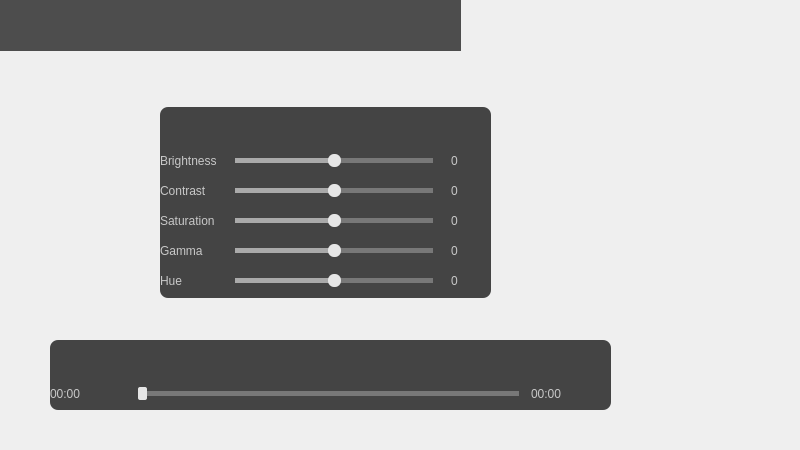
This is src/playerview.ui in coslyk/moonplayer as Qt 5 draws it before an edit. The edited form follows.
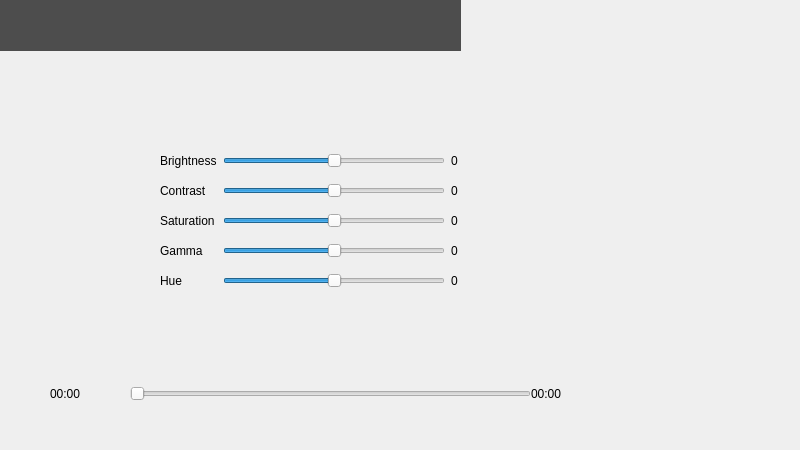
This is the edited form. Icons and pictures are not drawn.

What changed in the file:
```diff
--- a/src/playerview.ui
+++ b/src/playerview.ui
@@ -10,12 +10,6 @@
     <height>450</height>
    </rect>
   </property>
-  <property name="minimumSize">
-   <size>
-    <width>800</width>
-    <height>450</height>
-   </size>
-  </property>
   <property name="focusPolicy">
    <enum>Qt::StrongFocus</enum>
   </property>
@@ -34,37 +28,6 @@
    <property name="focusPolicy">
     <enum>Qt::NoFocus</enum>
    </property>
-   <property name="styleSheet">
-    <string notr="true">QWidget#controllerWidget {
-    background: rgba(50, 50, 50, 230);
-    border-radius: 8px;
-}
-
-QLabel {
-    color: rgb(200, 200, 200);
-}
-
-QSlider::groove:horizontal {
-    height: 1px;
-    margin: 0px 0px;
-    left: 12px; right: 12px;
-    border: 2px solid #999999;
-}
-QSlider::handle:horizontal {
-    border: 0px solid #5c5c5c;
-    border-radius: 2px;
-    background: rgb(230, 230, 230);
-    width: 9px;
-    margin: -6px -6px -6px -6px;
-}
-QSlider::sub-page:horizontal{
-    background: rgb(170, 170, 170);
-}
-QSlider::add-page:horizontal{
-    background: rgb(120, 120, 120);
-}
-</string>
-   </property>
    <layout class="QGridLayout" name="gridLayout">
     <property name="horizontalSpacing">
      <number>0</number>
@@ -321,37 +284,6 @@
      <height>191</height>
     </rect>
    </property>
-   <property name="styleSheet">
-    <string notr="true">QWidget#equalizerWidget {
-    background: rgba(50, 50, 50, 230);
-    border-radius: 8px;
-}
-
-QLabel {
-    color: rgb(200, 200, 200);
-}
-
-QSlider::groove:horizontal {
-    height: 1px;
-    margin: 0px 0px;
-    left: 12px; right: 12px;
-    border: 2px solid #999999;
-}
-QSlider::handle:horizontal {
-    border: 0px solid #5c5c5c;
-    border-radius: 6px;
-    background: rgb(230, 230, 230);
-    width: 13px;
-    margin: -6px -6px -6px -6px;
-}
-QSlider::sub-page:horizontal{
-    background: rgb(170, 170, 170);
-}
-QSlider::add-page:horizontal{
-    background: rgb(120, 120, 120);
-}
-</string>
-   </property>
    <layout class="QGridLayout" name="gridLayout_2">
     <item row="2" column="2">
      <widget class="QLabel" name="constrastLabel">
```
